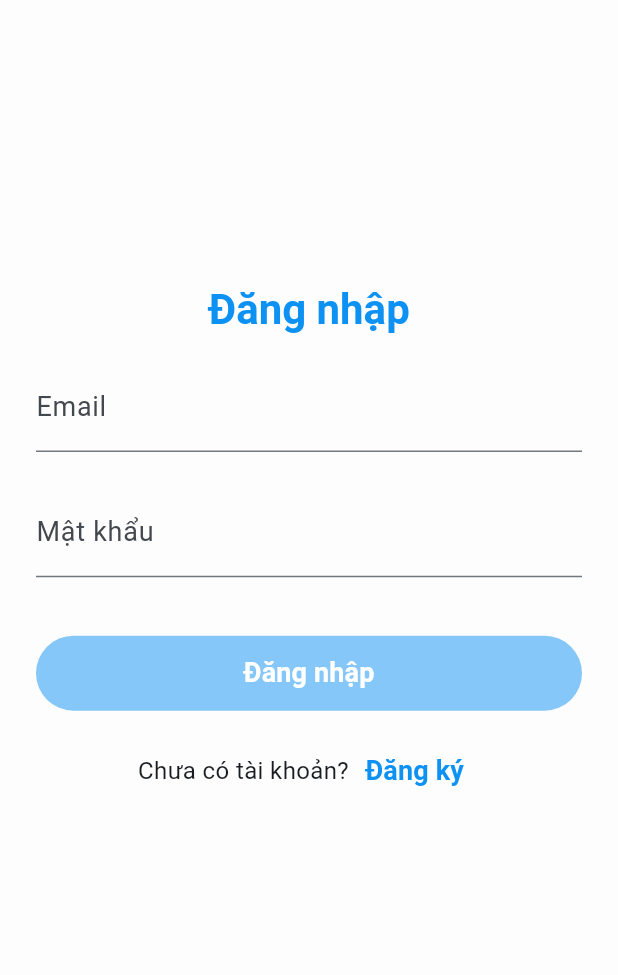
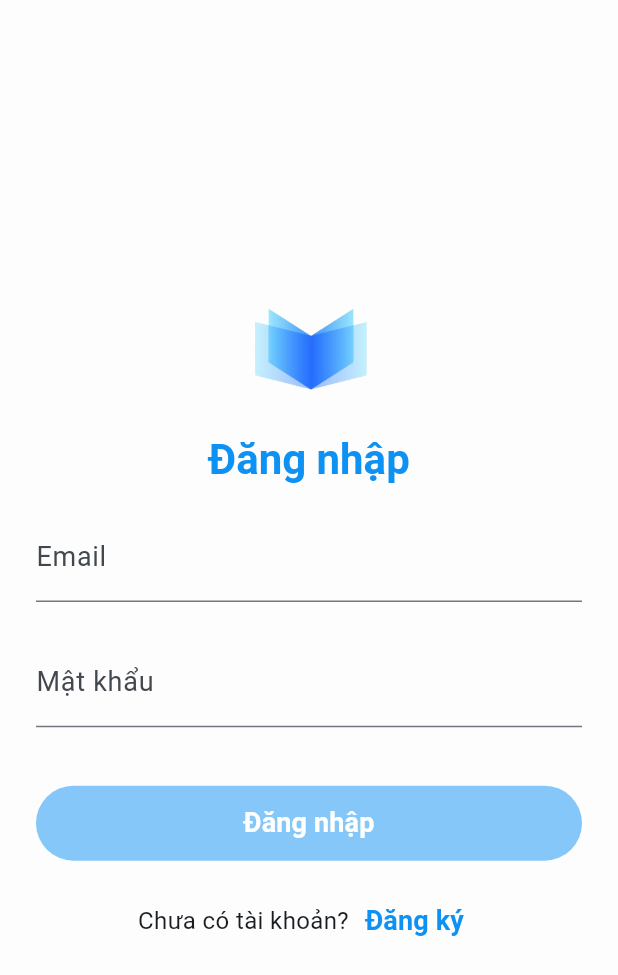
Before and after one commit to huulamthcsyl/e_tutor, a Flutter app: the LoginPage screen opened directly, on a phone screen of 412 x 824 dp. Shown: the top 975 px of the screen. Run offline on Flutter 3.47's test engine with Material 3 defaults, Android fonts, the phone set to English and light mode, and no system bars; our stand-ins replace bloc, cloud_firestore, dotted_border, equatable, file_picker, firebase_auth and 9 more; missing offline and left inert: const_date_time, easy_pdf_viewer, flow_builder, insta_image_viewer, time_picker_spinner_pop_up; accounts and stored records are empty.

Commit message:
feat: add logo

```diff
--- a/lib/login/view/login_form.dart
+++ b/lib/login/view/login_form.dart
@@ -25,6 +25,7 @@ class LoginForm extends StatelessWidget {
           child: Column(
             children: [
               SizedBox(height: MediaQuery.sizeOf(context).height * 0.2,),
+              Image.asset('assets/icon/icon.png', width: 100, height: 100,),
               Text(
                 'Đăng nhập',
                 style: Theme.of(context).textTheme.titleLarge?.copyWith(
--- a/pubspec.yaml
+++ b/pubspec.yaml
@@ -58,3 +58,4 @@ flutter:
 
   assets:
     - assets/bank.json
+    - assets/icon/icon.png
```
Also changed, not shown: 5 other files.
